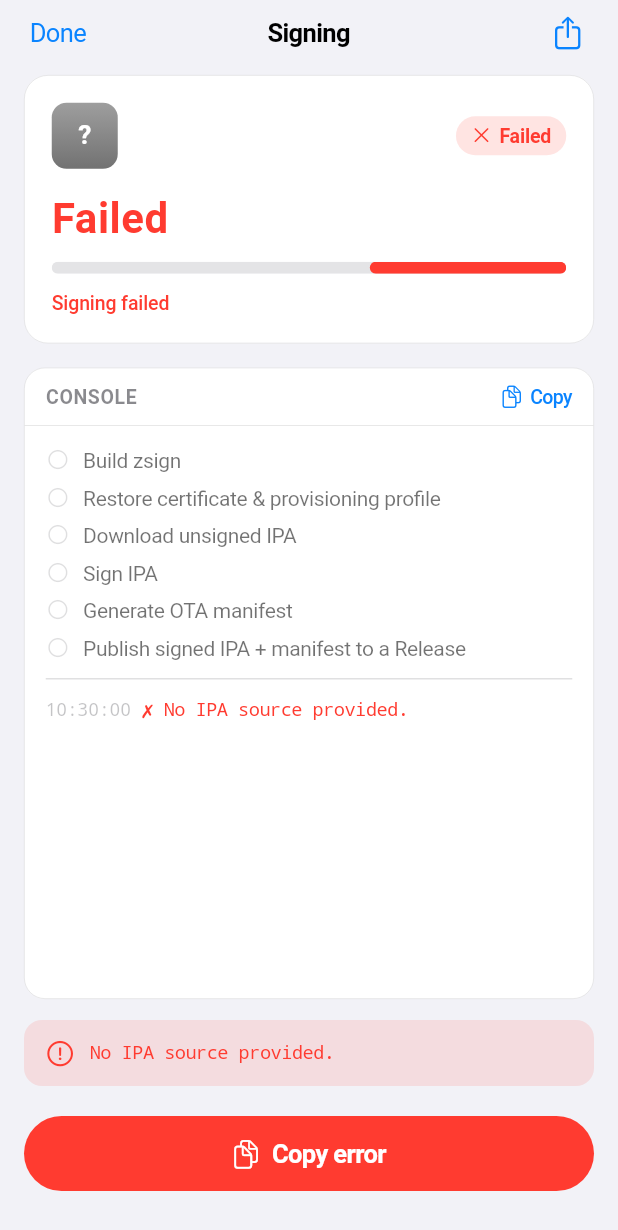
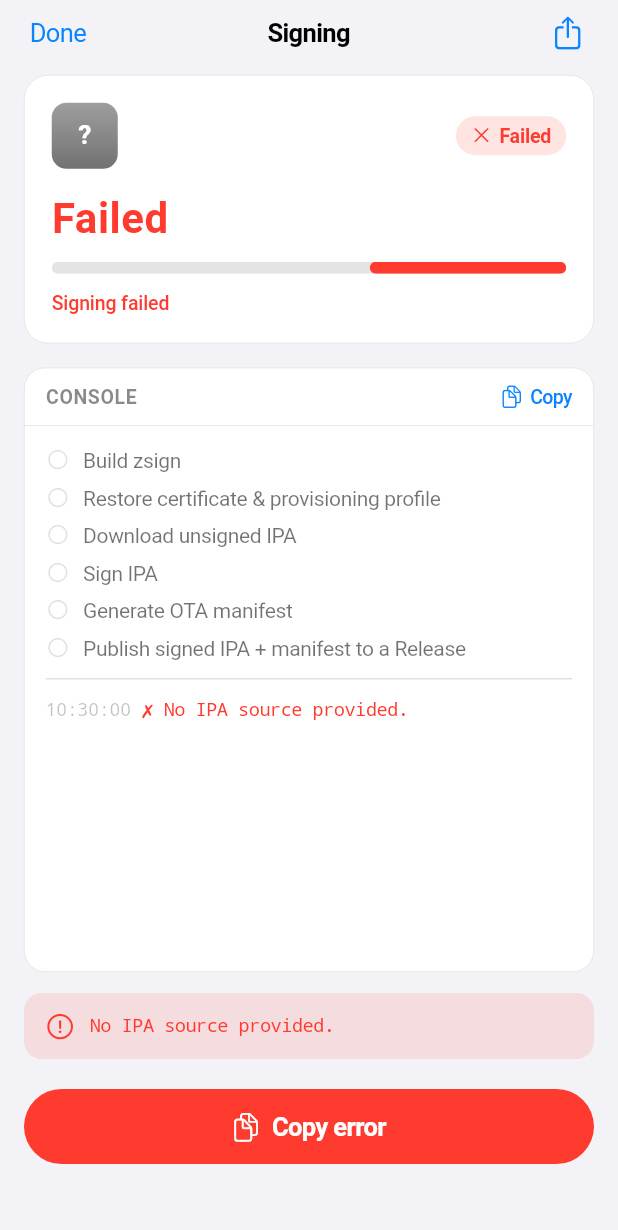
Before and after one commit to MaliceKy/ipa-signer, a Flutter app: the SignScreen screen opened directly with empty values, on a phone screen of 412 x 824 dp. Shown: the top 1230 px of the screen. Run offline on Flutter 3.47's test engine with Material 3 defaults, Android fonts, the phone set to English and light mode, and no system bars; our stand-ins replace dio, file_picker, flutter_secure_storage; accounts and stored records are empty.

Commit message:
Sign dock no-clip + run placeholder; app tile version always visible; repo last-updated date; red trashcans; stash unsigned IPAs in Library
Co-Authored-By: Claude Opus 4.8 <noreply@anthropic.com>

```diff
--- a/lib/screens/sign_screen.dart
+++ b/lib/screens/sign_screen.dart
@@ -612,15 +612,15 @@ class _SignScreenState extends State<SignScreen> {
   }
 
   Widget _dock(AppColors c, bool signed, bool failed) {
-    if (!signed && !failed && _runUrl == null) return const SizedBox.shrink();
+    final bottomPad = MediaQuery.viewPaddingOf(context).bottom + 14;
     return Container(
-      padding: const EdgeInsets.fromLTRB(16, 12, 16, 30),
+      padding: EdgeInsets.fromLTRB(16, 12, 16, bottomPad),
       decoration: BoxDecoration(
         gradient: LinearGradient(
           begin: Alignment.bottomCenter,
           end: Alignment.topCenter,
           colors: [c.bg, c.bg.withValues(alpha: 0)],
-          stops: const [0.6, 1],
+          stops: const [0.55, 1],
         ),
       ),
       child: Column(
@@ -641,10 +641,27 @@ class _SignScreenState extends State<SignScreen> {
               icon: CupertinoIcons.doc_on_doc,
               onTap: () => copyToClipboard(context, _error ?? _fullLog, 'Error'),
             ),
-          if (_runUrl != null && !_installed) ...[
-            const SizedBox(height: 8),
-            LinkButton(label: 'Open run on GitHub', icon: CupertinoIcons.chevron_left_slash_chevron_right, onTap: _openRun),
-          ],
+          // Always reserve the link row so nothing clips into the home bar.
+          SizedBox(
+            height: 34,
+            child: Center(
+              child: _runUrl != null
+                  ? LinkButton(
+                      label: 'Open run on GitHub',
+                      icon: CupertinoIcons.chevron_left_slash_chevron_right,
+                      onTap: _openRun)
+                  : (signed || failed)
+                      ? const SizedBox.shrink()
+                      : Row(
+                          mainAxisSize: MainAxisSize.min,
+                          children: [
+                            const CupertinoActivityIndicator(radius: 7),
+                            const SizedBox(width: 7),
+                            Text('Preparing run…', style: AppType.footnote(c.labelTertiary)),
+                          ],
+                        ),
+            ),
+          ),
         ],
       ),
     );
--- a/lib/services/github_service.dart
+++ b/lib/services/github_service.dart
@@ -87,9 +87,10 @@ class GitHubService {
     required Uint8List bytes,
     void Function(String stage)? onStage,
     void Function(double fraction)? onProgress,
+    String tagPrefix = 'src-', // 'stash-' for kept uploads (not auto-cleaned)
   }) async {
     final slug = await _slug;
-    final tag = 'src-${DateTime.now().millisecondsSinceEpoch}';
+    final tag = '$tagPrefix${DateTime.now().millisecondsSinceEpoch}';
 
     onStage?.call('Creating upload release…');
     final relRes = await http.post(
--- a/lib/services/library_store.dart
+++ b/lib/services/library_store.dart
@@ -90,6 +90,35 @@ class SignedFile {
       );
 }
 
+/// An unsigned IPA stashed for later (uploaded to a kept GitHub release).
+class StashedIpa {
+  StashedIpa({
+    required this.id,
+    required this.name,
+    required this.sizeBytes,
+    required this.date,
+    required this.signUrl,
+    required this.releaseId,
+  });
+  final String id;
+  final String name;
+  final int sizeBytes;
+  final String date;
+  final String signUrl; // API asset URL the workflow can download
+  final int releaseId; // for deletion
+
+  Map<String, dynamic> toJson() =>
+      {'id': id, 'name': name, 'sizeBytes': sizeBytes, 'date': date, 'signUrl': signUrl, 'releaseId': releaseId};
+  factory StashedIpa.fromJson(Map<String, dynamic> j) => StashedIpa(
+        id: j['id'] ?? '',
+        name: j['name'] ?? '',
+        sizeBytes: j['sizeBytes'] ?? 0,
+        date: j['date'] ?? '',
+        signUrl: j['signUrl'] ?? '',
+        releaseId: j['releaseId'] ?? 0,
+      );
+}
+
 /// Persists the Library (installed apps + signed files) in the keychain.
 class LibraryStore {
   LibraryStore._();
@@ -100,6 +129,7 @@ class LibraryStore {
   );
   static const _kLibrary = 'library_v1';
   static const _kFiles = 'signed_files_v1';
+  static const _kStash = 'stash_v1';
 
   Future<List<LibraryEntry>> library() async {
     final raw = await _storage.read(key: _kLibrary);
@@ -203,4 +233,26 @@ class LibraryStore {
     files.removeWhere((f) => f.runTag == runTag);
     await _saveFiles(files);
   }
+
+  // ── Stashed (unsigned) IPAs ────────────────────────────────────────────────
+  Future<List<StashedIpa>> stashed() async {
+    final raw = await _storage.read(key: _kStash);
+    if (raw == null || raw.isEmpty) return [];
+    return (jsonDecode(raw) as List)
+        .whereType<Map<String, dynamic>>()
+        .map(StashedIpa.fromJson)
+        .toList();
+  }
+
+  Future<void> addStash(StashedIpa s) async {
+    final list = await stashed();
+    list.insert(0, s);
+    await _storage.write(key: _kStash, value: jsonEncode(list.map((e) => e.toJson()).toList()));
+  }
+
+  Future<void> removeStash(String id) async {
+    final list = await stashed();
+    list.removeWhere((s) => s.id == id);
+    await _storage.write(key: _kStash, value: jsonEncode(list.map((e) => e.toJson()).toList()));
+  }
 }
```
Also changed, not shown: lib/screens/app_tile.dart (+11 -5 lines), lib/screens/catalog_screen.dart (+15 -0 lines), lib/screens/library_screen.dart (+105 -5 lines).
